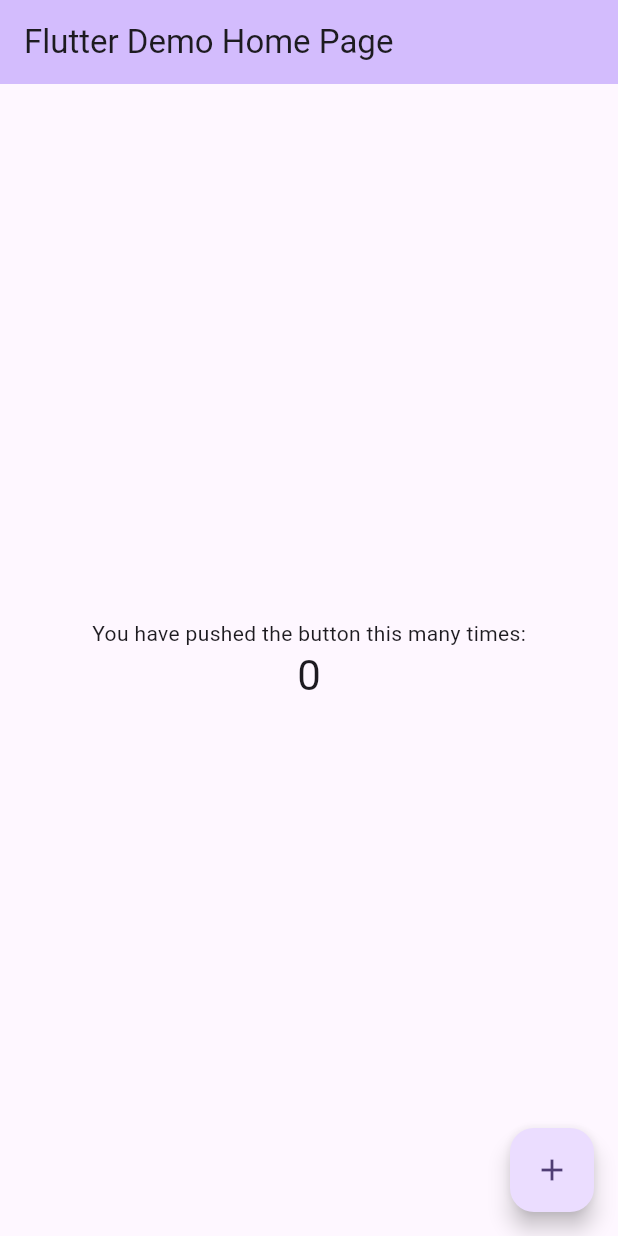
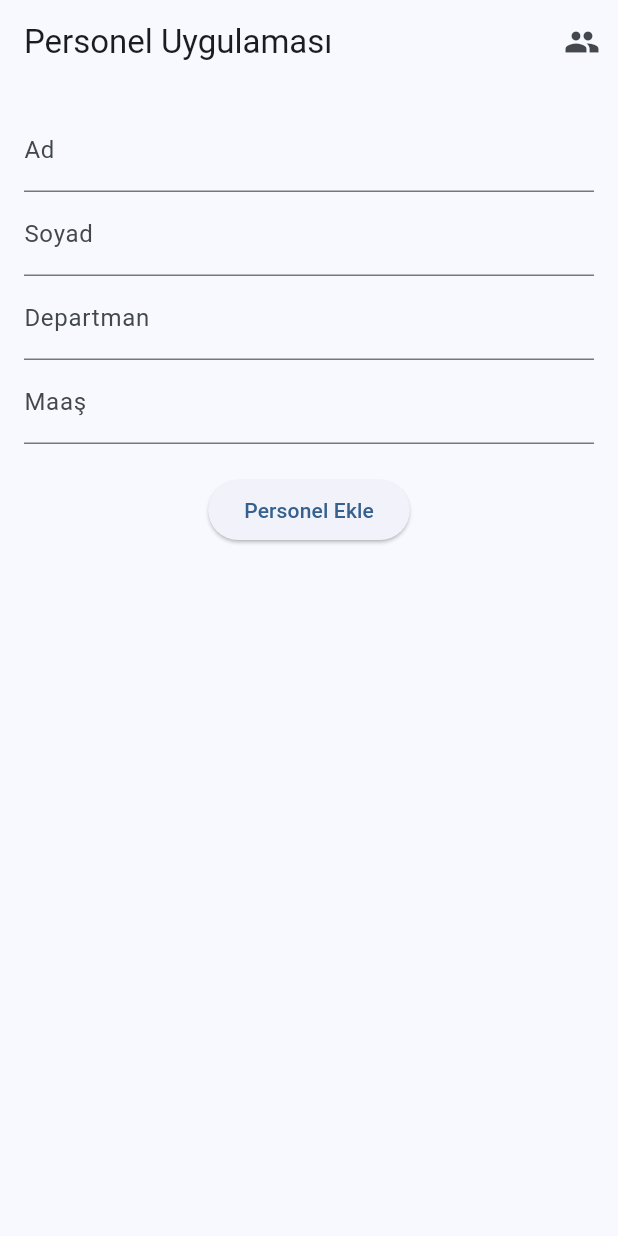
Before and after one commit to adag21044/Flutter-Personal-CRUD-App, a Flutter app: the screen it shows after launch, on a phone screen of 412 x 824 dp. Run offline on Flutter 3.47's test engine with Material 3 defaults, Android fonts, the phone set to English and light mode, and no system bars; our stand-ins replace sqflite; accounts and stored records are empty.

Commit message:
system is running

```diff
--- /dev/null
+++ b/lib/database_helper.dart
@@ -0,0 +1,77 @@
+import 'package:sqflite/sqflite.dart';
+import 'package:path/path.dart';
+
+class DatabaseHelper {
+  static final DatabaseHelper instance = DatabaseHelper._init();
+  static Database? _database;
+
+  DatabaseHelper._init();
+
+  Future<Database> get database async {
+    if (_database != null) return _database!;
+    _database = await _initDB('personel.db');
+    return _database!;
+  }
+
+  Future<Database> _initDB(String filePath) async {
+    final dbPath = await getDatabasesPath();
+    final path = join(dbPath, filePath);
+
+    return await openDatabase(
+      path,
+      version: 1,
+      onCreate: _createDB,
+    );
+  }
+
+  Future _createDB(Database db, int version) async {
+    await db.execute('''
+    CREATE TABLE Personel (
+      id INTEGER PRIMARY KEY AUTOINCREMENT,
+      ad TEXT,
+      soyad TEXT,
+      departman TEXT,
+      maas INTEGER
+    )
+    ''');
+  }
+
+  Future<int> addPersonel(Map<String, dynamic> personel) async {
+    final db = await instance.database;
+    return await db.insert('Personel', personel);
+  }
+
+  Future<int> updatePersonel(Map<String, dynamic> personel) async {
+    final db = await instance.database;
+    return await db.update(
+      'Personel',
+      personel,
+      where: 'id = ?',
+      whereArgs: [personel['id']],
+    );
+  }
+
+  Future<int> deletePersonel(int id) async {
+    final db = await instance.database;
+    return await db.delete(
+      'Personel',
+      where: 'id = ?',
+      whereArgs: [id],
+    );
+  }
+
+  Future<List<Map<String, dynamic>>> getAllPersonel() async {
+    final db = await instance.database;
+    return await db.query('Personel');
+  }
+
+  Future<List<Map<String, dynamic>>> getPersonelGroupedByDepartment() async {
+    final db = await instance.database;
+    return await db.rawQuery('SELECT departman, SUM(maas) as toplam_maas FROM Personel GROUP BY departman');
+  }
+
+  Future close() async {
+    final db = await instance.database;
+    db.close();
+  }
+}
--- a/lib/main.dart
+++ b/lib/main.dart
@@ -1,4 +1,5 @@
 import 'package:flutter/material.dart';
+import 'personal_app.dart';
 
 void main() {
   runApp(const MyApp());
@@ -7,119 +8,15 @@
 class MyApp extends StatelessWidget {
   const MyApp({super.key});
 
-  // This widget is the root of your application.
   @override
   Widget build(BuildContext context) {
     return MaterialApp(
-      title: 'Flutter Demo',
+      title: 'Flutter Personel Database App',
       theme: ThemeData(
-        // This is the theme of your application.
-        //
-        // TRY THIS: Try running your application with "flutter run". You'll see
-        // the application has a purple toolbar. Then, without quitting the app,
-        // try changing the seedColor in the colorScheme below to Colors.green
-        // and then invoke "hot reload" (save your changes or press the "hot
-        // reload" button in a Flutter-supported IDE, or press "r" if you used
-        // the command line to start the app).
-        //
-        // Notice that the counter didn't reset back to zero; the application
-        // state is not lost during the reload. To reset the state, use hot
-        // restart instead.
-        //
-        // This works for code too, not just values: Most code changes can be
-        // tested with just a hot reload.
-        colorScheme: ColorScheme.fromSeed(seedColor: Colors.deepPurple),
+        colorScheme: ColorScheme.fromSeed(seedColor: Colors.blue),
         useMaterial3: true,
       ),
-      home: const MyHomePage(title: 'Flutter Demo Home Page'),
+      home: const PersonelApp(),
     );
   }
 }
-
-class MyHomePage extends StatefulWidget {
-  const MyHomePage({super.key, required this.title});
-
-  // This widget is the home page of your application. It is stateful, meaning
-  // that it has a State object (defined below) that contains fields that affect
-  // how it looks.
-
-  // This class is the configuration for the state. It holds the values (in this
-  // case the title) provided by the parent (in this case the App widget) and
-  // used by the build method of the State. Fields in a Widget subclass are
-  // always marked "final".
-
-  final String title;
-
-  @override
-  State<MyHomePage> createState() => _MyHomePageState();
-}
-
-class _MyHomePageState extends State<MyHomePage> {
-  int _counter = 0;
-
-  void _incrementCounter() {
-    setState(() {
-      // This call to setState tells the Flutter framework that something has
-      // changed in this State, which causes it to rerun the build method below
-      // so that the display can reflect the updated values. If we changed
-      // _counter without calling setState(), then the build method would not be
-      // called again, and so nothing would appear to happen.
-      _counter++;
-    });
-  }
-
-  @override
-  Widget build(BuildContext context) {
-    // This method is rerun every time setState is called, for instance as done
-    // by the _incrementCounter method above.
-    //
-    // The Flutter framework has been optimized to make rerunning build methods
-    // fast, so that you can just rebuild anything that needs updating rather
-    // than having to individually change instances of widgets.
-    return Scaffold(
-      appBar: AppBar(
-        // TRY THIS: Try changing the color here to a specific color (to
-        // Colors.amber, perhaps?) and trigger a hot reload to see the AppBar
-        // change color while the other colors stay the same.
-        backgroundColor: Theme.of(context).colorScheme.inversePrimary,
-        // Here we take the value from the MyHomePage object that was created by
-        // the App.build method, and use it to set our appbar title.
-        title: Text(widget.title),
-      ),
-      body: Center(
-        // Center is a layout widget. It takes a single child and positions it
-        // in the middle of the parent.
-        child: Column(
-          // Column is also a layout widget. It takes a list of children and
-          // arranges them vertically. By default, it sizes itself to fit its
-          // children horizontally, and tries to be as tall as its parent.
-          //
-          // Column has various properties to control how it sizes itself and
-          // how it positions its children. Here we use mainAxisAlignment to
-          // center the children vertically; the main axis here is the vertical
-          // axis because Columns are vertical (the cross axis would be
-          // horizontal).
-          //
-          // TRY THIS: Invoke "debug painting" (choose the "Toggle Debug Paint"
-          // action in the IDE, or press "p" in the console), to see the
-          // wireframe for each widget.
-          mainAxisAlignment: MainAxisAlignment.center,
-          children: <Widget>[
-            const Text(
-              'You have pushed the button this many times:',
-            ),
-            Text(
-              '$_counter',
-              style: Theme.of(context).textTheme.headlineMedium,
-            ),
-          ],
-        ),
-      ),
-      floatingActionButton: FloatingActionButton(
-        onPressed: _incrementCounter,
-        tooltip: 'Increment',
-        child: const Icon(Icons.add),
-      ), // This trailing comma makes auto-formatting nicer for build methods.
-    );
-  }
-}
--- /dev/null
+++ b/lib/personal_app.dart
@@ -0,0 +1,99 @@
+import 'package:flutter/material.dart';
+import 'database_helper.dart';
+
+class PersonelApp extends StatefulWidget {
+  const PersonelApp({super.key});
+
+  @override
+  _PersonelAppState createState() => _PersonelAppState();
+}
+
+class _PersonelAppState extends State<PersonelApp> {
+  final TextEditingController _adController = TextEditingController();
+  final TextEditingController _soyadController = TextEditingController();
+  final TextEditingController _departmanController = TextEditingController();
+  final TextEditingController _maasController = TextEditingController();
+
+  List<Map<String, dynamic>> _personelList = [];
+
+  @override
+  void initState() {
+    super.initState();
+    _refreshPersonelList();
+  }
+
+  Future<void> _refreshPersonelList() async {
+    final data = await DatabaseHelper.instance.getAllPersonel();
+    setState(() {
+      _personelList = data;
+    });
+  }
+
+  Future<void> _addPersonel() async {
+    await DatabaseHelper.instance.addPersonel({
+      'ad': _adController.text,
+      'soyad': _soyadController.text,
+      'departman': _departmanController.text,
+      'maas': int.tryParse(_maasController.text) ?? 0,
+    });
+    _refreshPersonelList();
+  }
+
+  Future<void> _deletePersonel(int id) async {
+    await DatabaseHelper.instance.deletePersonel(id);
+    _refreshPersonelList();
+  }
+
+  Future<void> _showGroupedByDepartment() async {
+    final data = await DatabaseHelper.instance.getPersonelGroupedByDepartment();
+    for (var item in data) {
+      print('Departman: ${item['departman']}, Toplam Maaş: ${item['toplam_maas']}');
+    }
+  }
+
+  @override
+  Widget build(BuildContext context) {
+    return Scaffold(
+      appBar: AppBar(
+        title: const Text('Personel Uygulaması'),
+        actions: [
+          IconButton(
+            icon: const Icon(Icons.group),
+            onPressed: _showGroupedByDepartment,
+          ),
+        ],
+      ),
+      body: Padding(
+        padding: const EdgeInsets.all(16.0),
+        child: Column(
+          children: [
+            TextField(controller: _adController, decoration: const InputDecoration(labelText: 'Ad')),
+            TextField(controller: _soyadController, decoration: const InputDecoration(labelText: 'Soyad')),
+            TextField(controller: _departmanController, decoration: const InputDecoration(labelText: 'Departman')),
+            TextField(controller: _maasController, decoration: const InputDecoration(labelText: 'Maaş'), keyboardType: TextInputType.number),
+            const SizedBox(height: 20),
+            ElevatedButton(
+              onPressed: _addPersonel,
+              child: const Text('Personel Ekle'),
+            ),
+            Expanded(
+              child: ListView.builder(
+                itemCount: _personelList.length,
+                itemBuilder: (context, index) {
+                  return ListTile(
+                    title: Text('${_personelList[index]['ad']} ${_personelList[index]['soyad']}'),
+                    subtitle: Text('${_personelList[index]['departman']} - Maaş: ${_personelList[index]['maas']}'),
+                    trailing: IconButton(
+                      icon: const Icon(Icons.delete),
+                      onPressed: () => _deletePersonel(_personelList[index]['id']),
+                    ),
+                  );
+                },
+              ),
+            ),
+          ],
+        ),
+      ),
+    );
+  }
+}
--- a/pubspec.yaml
+++ b/pubspec.yaml
@@ -30,7 +30,8 @@ environment:
 dependencies:
   flutter:
     sdk: flutter
-
+  sqflite: ^2.0.0+3
+  path_provider: ^2.0.0
 
   # The following adds the Cupertino Icons font to your application.
   # Use with the CupertinoIcons class for iOS style icons.
```
Also changed, not shown: 1 other file.
